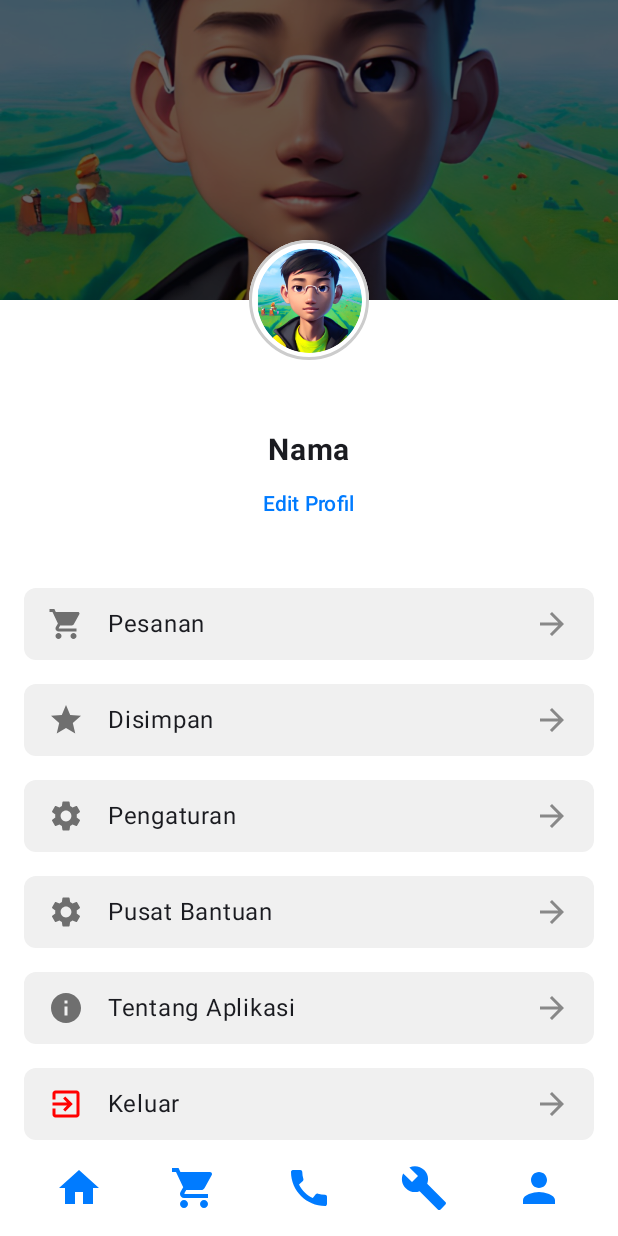
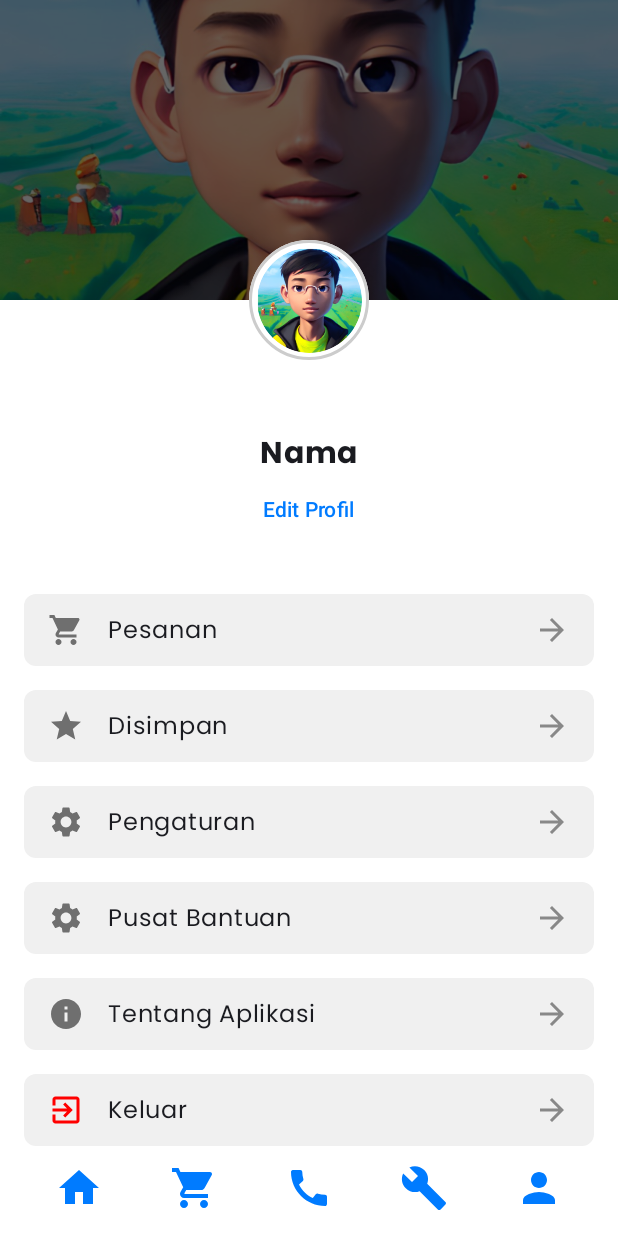
Before and after one commit to muhammadrofi12/Agrofy_App, an Android app built with Jetpack Compose: the screen it shows after launch (MainActivity), on a phone screen of 412 x 824 dp. Run offline under Robolectric (Android 15) with nearby library versions, the phone set to English and light mode, and no system bars.

Commit message:
update ui.theme & repair component videoItem

```diff
--- a/app/src/main/java/com/example/agrofy_app/data/DummyData.kt
+++ b/app/src/main/java/com/example/agrofy_app/data/DummyData.kt
@@ -9,7 +9,7 @@ object DummyData {
         Videos(
             id = 1,
             judul = "Pembuatan Briket Dari Bongol Jagung",
-            deskripsi = "Lorem ipsum djdjddjdhhddahduidadnahdadoad",
+            deskripsi = "Arang briket dari bonggol jagung adalah bahan bakar alternatif yang ramah lingkungan, terbuat dari limbah pertanian bonggol jagung yang kering. Proses pembuatannya meliputi pirolisis (pembakaran tanpa oksigen), penghalusan arang, pencampuran dengan bahan pengikat, pencetakan, dan pengeringan.",
             duration = "03:35",
             photo = R.drawable.video_thumb
             ),
--- a/app/src/main/java/com/example/agrofy_app/ui/theme/Color.kt
+++ b/app/src/main/java/com/example/agrofy_app/ui/theme/Color.kt
@@ -2,10 +2,12 @@ package com.example.agrofy_app.ui.theme
 
 import androidx.compose.ui.graphics.Color
 
-val Purple80 = Color(0xFFD0BCFF)
-val PurpleGrey80 = Color(0xFFCCC2DC)
-val Pink80 = Color(0xFFEFB8C8)
+val GreenPrimary = Color(0xFF159847)
+val GreenHover = Color(0xFF15803E)
+val GreenActive = Color(0xFF166535)
+val GreenLight = Color(0xFFF0FDF4)
 
-val Purple40 = Color(0xFF6650a4)
-val PurpleGrey40 = Color(0xFF625b71)
-val Pink40 = Color(0xFF7D5260)
+val BrownPrimary = Color(0xFFAD5A10)
+val BrownHover = Color(0xFF8B4513)
+val BrownActive = Color(0xFF743A13)
+val BrownLight = Color(0xFFFEFCEC)
--- a/app/src/main/java/com/example/agrofy_app/ui/theme/Theme.kt
+++ b/app/src/main/java/com/example/agrofy_app/ui/theme/Theme.kt
@@ -1,6 +1,5 @@
 package com.example.agrofy_app.ui.theme
 
-import android.app.Activity
 import android.os.Build
 import androidx.compose.foundation.isSystemInDarkTheme
 import androidx.compose.material3.MaterialTheme
@@ -12,31 +11,20 @@ import androidx.compose.runtime.Composable
 import androidx.compose.ui.platform.LocalContext
 
 private val DarkColorScheme = darkColorScheme(
-    primary = Purple80,
-    secondary = PurpleGrey80,
-    tertiary = Pink80
+    primary = GreenPrimary,
+    secondary = BrownPrimary,
+    tertiary = GreenHover
 )
 
 private val LightColorScheme = lightColorScheme(
-    primary = Purple40,
-    secondary = PurpleGrey40,
-    tertiary = Pink40
-
-    /* Other default colors to override
-    background = Color(0xFFFFFBFE),
-    surface = Color(0xFFFFFBFE),
-    onPrimary = Color.White,
-    onSecondary = Color.White,
-    onTertiary = Color.White,
-    onBackground = Color(0xFF1C1B1F),
-    onSurface = Color(0xFF1C1B1F),
-    */
+    primary = GreenPrimary,
+    secondary = BrownPrimary,
+    tertiary = GreenHover
 )
 
 @Composable
 fun Agrofy_AppTheme(
     darkTheme: Boolean = isSystemInDarkTheme(),
-    // Dynamic color is available on Android 12+
     dynamicColor: Boolean = true,
     content: @Composable () -> Unit
 ) {
@@ -45,7 +33,6 @@ fun Agrofy_AppTheme(
             val context = LocalContext.current
             if (darkTheme) dynamicDarkColorScheme(context) else dynamicLightColorScheme(context)
         }
-
         darkTheme -> DarkColorScheme
         else -> LightColorScheme
     }
--- a/app/src/main/java/com/example/agrofy_app/ui/theme/Type.kt
+++ b/app/src/main/java/com/example/agrofy_app/ui/theme/Type.kt
@@ -2,33 +2,32 @@ package com.example.agrofy_app.ui.theme
 
 import androidx.compose.material3.Typography
 import androidx.compose.ui.text.TextStyle
+import androidx.compose.ui.text.font.Font
 import androidx.compose.ui.text.font.FontFamily
 import androidx.compose.ui.text.font.FontWeight
 import androidx.compose.ui.unit.sp
+import com.example.agrofy_app.R
 
-// Set of Material typography styles to start with
+val PoppinsFontFamily = FontFamily(
+    Font(R.font.poppins_regular, FontWeight.Normal),
+    Font(R.font.poppins_bold, FontWeight.Bold)
+    // Tambahkan gaya lain jika diperlukan
+)
+
 val Typography = Typography(
     bodyLarge = TextStyle(
-        fontFamily = FontFamily.Default,
+        fontFamily = PoppinsFontFamily,
         fontWeight = FontWeight.Normal,
         fontSize = 16.sp,
         lineHeight = 24.sp,
         letterSpacing = 0.5.sp
-    )
-    /* Other default text styles to override
+    ),
     titleLarge = TextStyle(
-        fontFamily = FontFamily.Default,
-        fontWeight = FontWeight.Normal,
+        fontFamily = PoppinsFontFamily,
+        fontWeight = FontWeight.Bold,
         fontSize = 22.sp,
         lineHeight = 28.sp,
         letterSpacing = 0.sp
-    ),
-    labelSmall = TextStyle(
-        fontFamily = FontFamily.Default,
-        fontWeight = FontWeight.Medium,
-        fontSize = 11.sp,
-        lineHeight = 16.sp,
-        letterSpacing = 0.5.sp
     )
-    */
+    // Tambahkan gaya teks lainnya jika diperlukan
 )
```
Also changed, not shown: app/src/main/java/com/example/agrofy_app/ui/components/VideoItem.kt (+24 -1 lines), app/src/main/res/font/font_family_poppins.xml (added, +23 -0 lines), app/src/main/res/drawable/video_thumb.png, app/src/main/res/font/poppins_bold.ttf (added), app/src/main/res/font/poppins_extrabold.ttf (added), app/src/main/res/font/poppins_medium.ttf (added), app/src/main/res/font/poppins_regular.ttf (added), app/src/main/res/font/poppins_semibold.ttf (added).
